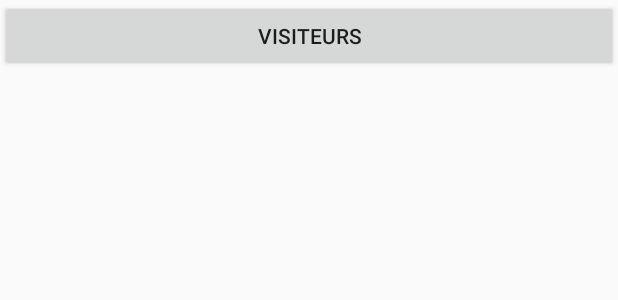
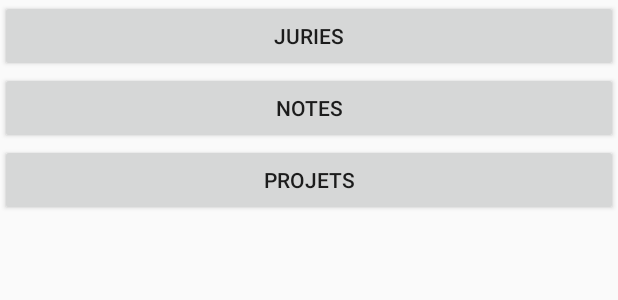
Before and after one commit to EtiennePiou/SoManager, an Android app: the layout activity_main.xml on its own in the app's theme, with its tools: preview values and no code run, on a phone screen of 412 x 824 dp. Shown: the top 300 px of the screen. Run offline under Robolectric (Android 15) with nearby library versions, the phone set to English and light mode, and no system bars.

Commit message:
New Layouts

```diff
--- a/app/src/main/AndroidManifest.xml
+++ b/app/src/main/AndroidManifest.xml
@@ -18,9 +18,9 @@
                 <category android:name="android.intent.category.LAUNCHER" />
             </intent-filter>
         </activity>
-        <activity android:name=".ConnexionPermanent"></activity>
         <activity android:name=".Visiteur"></activity>
         <activity android:name=".ProjetActivity"></activity>
+        <activity android:name=".Activity"></activity>
     </application>
 
 </manifest>
--- a/app/src/main/java/fr/eseo/dis/pioumansalier/projectandroidi3/ProjetActivity.java
+++ b/app/src/main/java/fr/eseo/dis/pioumansalier/projectandroidi3/ProjetActivity.java
@@ -1,14 +1,10 @@
 package fr.eseo.dis.pioumansalier.projectandroidi3;
 
-import android.content.Intent;
 import android.os.Bundle;
 import android.support.v7.app.AppCompatActivity;
 import android.support.v7.widget.LinearLayoutManager;
 import android.support.v7.widget.RecyclerView;
-import android.widget.TextView;
 
-import java.util.ArrayList;
-import java.util.List;
 
 import fr.eseo.dis.pioumansalier.projectandroidi3.data.adapter.ProjectAdapter;
 import fr.eseo.dis.pioumansalier.projectandroidi3.data.src.DummyData;
--- a/app/src/main/res/layout/activity_main.xml
+++ b/app/src/main/res/layout/activity_main.xml
@@ -5,13 +5,32 @@
     xmlns:app="http://schemas.android.com/apk/res-auto"
     android:layout_width="match_parent"
     android:layout_height="match_parent"
+    android:orientation="vertical"
     tools:context=".MainActivity">
 
     <Button
+        android:id="@+id/Juries"
         android:layout_width="match_parent"
         android:layout_height="wrap_content"
-        android:onClick="visitorclient"
-        android:text="@string/Visiteurs"
+        android:text="Juries"
+        app:layout_constraintBottom_toBottomOf="parent"
+        app:layout_constraintLeft_toLeftOf="parent"
+        app:layout_constraintRight_toRightOf="parent"
+        app:layout_constraintTop_toTopOf="parent" />
+    <Button
+        android:id="@+id/Notes"
+        android:layout_width="match_parent"
+        android:layout_height="wrap_content"
+        android:text="Notes"
+        app:layout_constraintBottom_toBottomOf="parent"
+        app:layout_constraintLeft_toLeftOf="parent"
+        app:layout_constraintRight_toRightOf="parent"
+        app:layout_constraintTop_toTopOf="parent" />
+    <Button
+        android:id="@+id/Projets"
+        android:layout_width="match_parent"
+        android:layout_height="wrap_content"
+        android:text="Projets"
         app:layout_constraintBottom_toBottomOf="parent"
         app:layout_constraintLeft_toLeftOf="parent"
         app:layout_constraintRight_toRightOf="parent"
```
Also changed, not shown: app/src/main/java/fr/eseo/dis/pioumansalier/projectandroidi3/Activity.java (added, +29 -0 lines), app/src/main/java/fr/eseo/dis/pioumansalier/projectandroidi3/ConnexionPermanent.java (deleted, +0 -13 lines), app/src/main/java/fr/eseo/dis/pioumansalier/projectandroidi3/MainActivity.java (+10 -1 lines), app/src/main/java/fr/eseo/dis/pioumansalier/projectandroidi3/Visiteur.java (+0 -9 lines), app/src/main/java/fr/eseo/dis/pioumansalier/projectandroidi3/data/ProjectDAO.java (+0 -15 lines), app/src/main/res/layout/activity_login.xml (deleted, +0 -42 lines).
